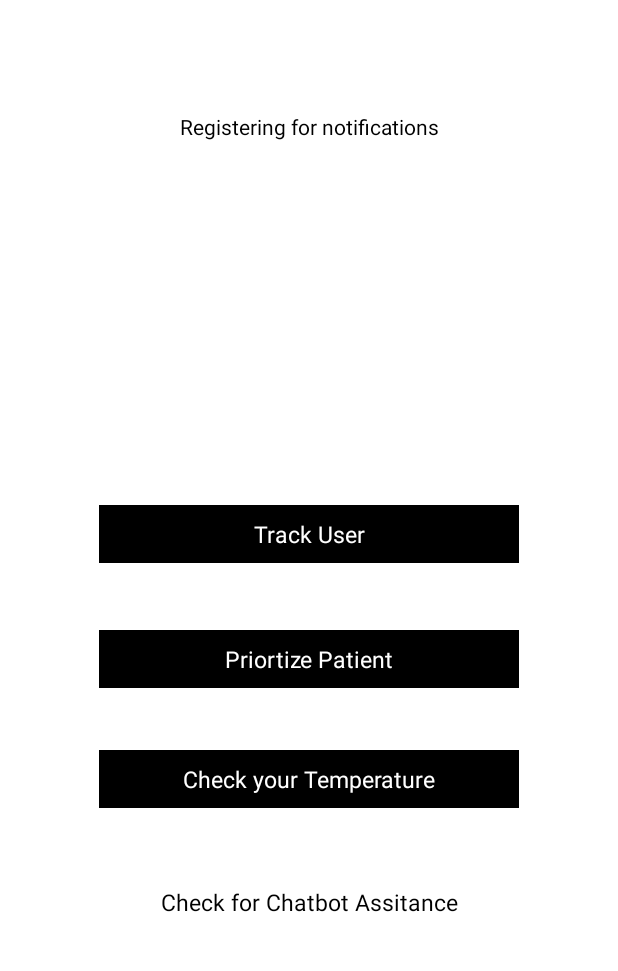
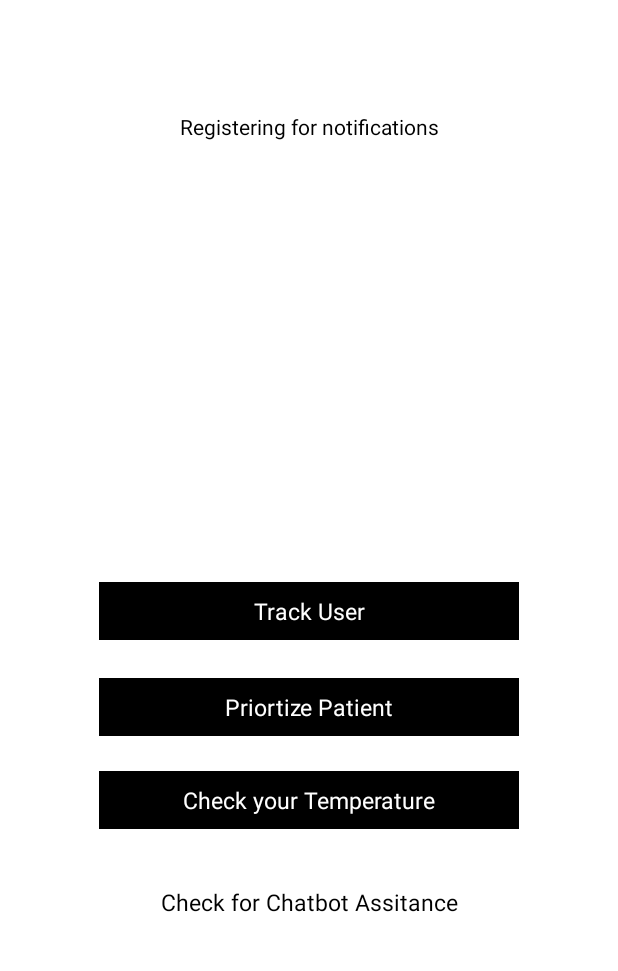
Before and after one commit to rvenkateshkumar86-cts/CFC-COVID19-BOST, an Android app: the screen it shows after launch (MainActivity), on a phone screen of 412 x 824 dp, the part 236-1207 px from its top. Run offline under Robolectric (Android 15) with nearby library versions, the phone set to English and light mode, and no system bars; 8 statements that could not run were skipped.

Commit message:
fix issue

```diff
--- a/app/src/main/res/layout/activity_main.xml
+++ b/app/src/main/res/layout/activity_main.xml
@@ -91,7 +91,7 @@ limitations under the License.
         android:layout_alignParentBottom="true"
         android:layout_marginLeft="50dp"
         android:layout_marginRight="50dp"
-        android:layout_marginBottom="112dp"
+        android:layout_marginBottom="98dp"
         android:background="@drawable/button_response"
         android:clickable="true"
         android:focusableInTouchMode="true"
@@ -113,7 +113,7 @@ limitations under the License.
         android:layout_alignParentBottom="true"
         android:layout_marginLeft="50dp"
         android:layout_marginRight="50dp"
-        android:layout_marginBottom="192dp"
+        android:layout_marginBottom="160dp"
         android:background="@drawable/button_response"
         android:clickable="true"
         android:focusableInTouchMode="true"
@@ -135,7 +135,7 @@ limitations under the License.
         android:layout_alignParentBottom="true"
         android:layout_marginLeft="50dp"
         android:layout_marginRight="50dp"
-        android:layout_marginBottom="275dp"
+        android:layout_marginBottom="224dp"
         android:background="@drawable/button_response"
         android:clickable="true"
         android:focusableInTouchMode="true"
--- a/app/src/main/res/layout/main_pagertabs.xml
+++ b/app/src/main/res/layout/main_pagertabs.xml
@@ -20,7 +20,7 @@
     android:id="@+id/pager"
     android:layout_width="match_parent"
     android:layout_height="match_parent">
-    <android.support.v4.view.PagerTabStrip
+    <androidx.viewpager.widget.PagerTabStrip
             android:id="@+id/pager_tab_strip"
             android:layout_width="match_parent"
             android:layout_height="wrap_content"
```
